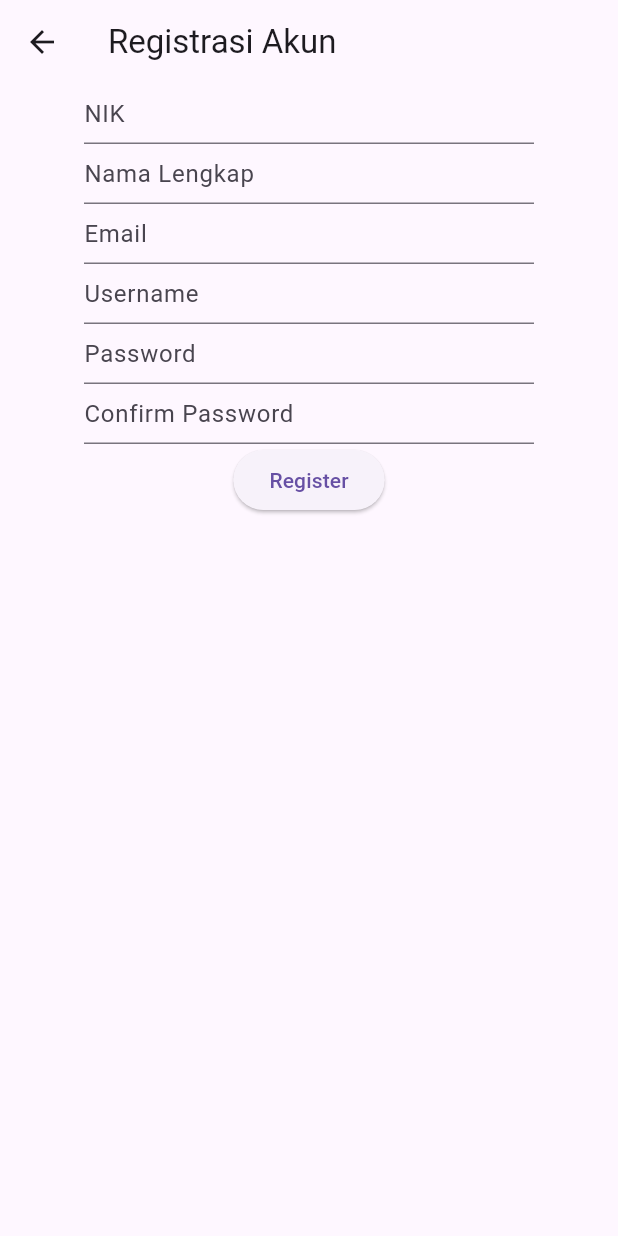
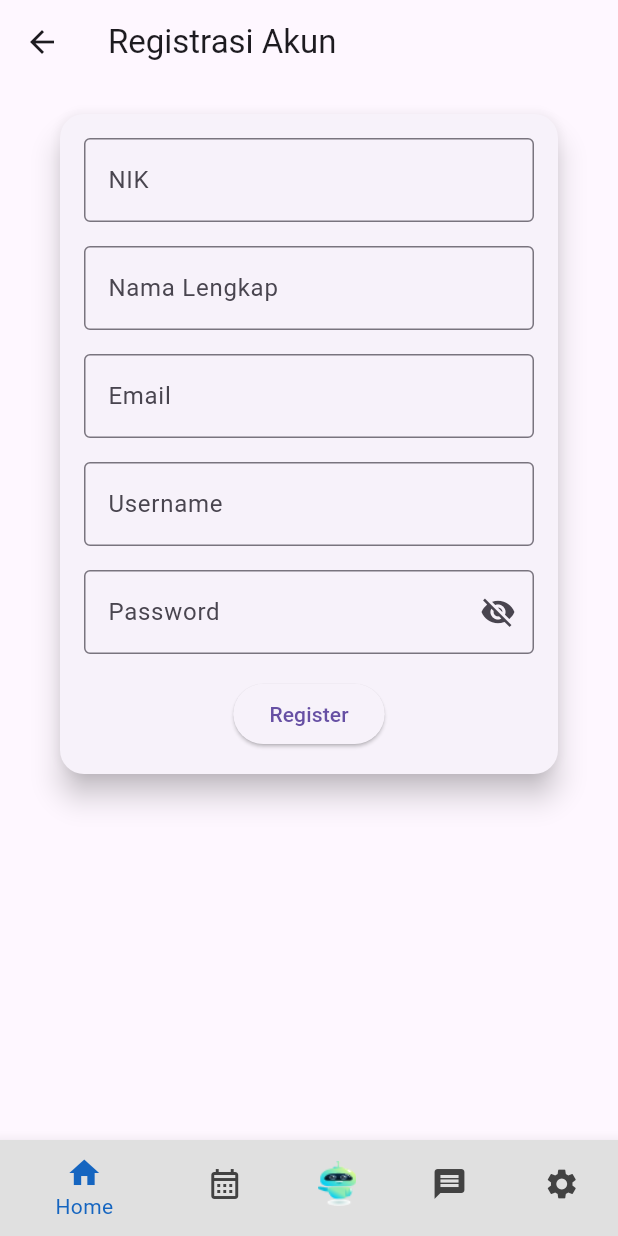
Before and after one commit to AffraAdiWirawan/differdentapp, a Flutter app: the screen it shows after launch, after a tap on "Daftar Sekarang", on a phone screen of 412 x 824 dp. Run offline on Flutter 3.47's test engine with Material 3 defaults, Android fonts, the phone set to English and light mode, and no system bars; our stand-ins replace flutter_carousel_widget, get, table_calendar, youtube_player_flutter.

Commit message:
Update register.dart

```diff
--- a/lib/pages/register.dart
+++ b/lib/pages/register.dart
@@ -1,11 +1,60 @@
 import 'package:flutter/material.dart';
-import 'package:get/get.dart';
-import 'package:pkm_mobile/pages/component/bottomnavbar%20.dart';
+import 'package:pkm_mobile/pages/component/bottomnavbar%20.dart'; // Corrected import path
 import 'package:pkm_mobile/pages/login_page.dart';
-import 'package:pkm_mobile/pages/pengingat.dart';
-import 'package:table_calendar/table_calendar.dart';
+import 'package:http/http.dart' as http;
+import 'dart:convert';
 
-class Register extends StatelessWidget {
+class Register extends StatefulWidget {
+  @override
+  _RegisterState createState() => _RegisterState();
+}
+
+class _RegisterState extends State<Register> {
+  final _formKey = GlobalKey<FormState>();
+  String? _NIK, _nama_lengkap, _email, _username, _password;
+  bool _passwordVisible = false;
+
+  Future<void> _register() async {
+    if (_formKey.currentState!.validate()) {
+      _formKey.currentState!.save();
+
+      final response = await http.post(
+        Uri.parse('http://loginregister.masjidbaitulhikmah.com/register.php'),
+        headers: {
+          'Content-Type': 'application/x-www-form-urlencoded',
+        },
+        body: {
+          'NIK': _NIK!,
+          'namalengkap': _nama_lengkap!,
+          'email': _email!,
+          'username': _username!,
+          'password': _password!,
+        },
+      );
+
+      if (response.statusCode == 200) {
+        final jsonData = jsonDecode(response.body);
+        if (jsonData['success']) {
+          // Register successful, navigate to login screen
+          Navigator.pushReplacement(
+            context,
+            MaterialPageRoute(builder: (context) => LoginPage()),
+          );
+        } else {
+          // Register failed
+          ScaffoldMessenger.of(context).showSnackBar(
+            SnackBar(content: Text(jsonData['message'])),
+          );
+        }
+      } else {
+        // Error occurred
+        ScaffoldMessenger.of(context).showSnackBar(
+          SnackBar(content: Text('Error occurred')),
+        );
+      }
+    }
+  }
+
   @override
   Widget build(BuildContext context) {
     return Scaffold(
@@ -13,108 +62,139 @@ class Register extends StatelessWidget {
       body: Align(
         alignment: Alignment.topCenter,
         child: SingleChildScrollView(
-          child: SizedBox (
+          child: Padding(
+            padding: const EdgeInsets.all(16.0),
+            child: Card(
+              elevation: 8.0,
+              shape: RoundedRectangleBorder(
+                borderRadius: BorderRadius.circular(16.0),
+              ),
+              child: Padding(
+                padding: const EdgeInsets.all(16.0),
+                child: SizedBox(
                   width: 300,
                   child: Form(
+                    key: _formKey,
                     child: Column(
                       mainAxisAlignment: MainAxisAlignment.start,
                       children: [
-                    SizedBox(
-                      height: 40,
+                        Padding(
+                          padding: const EdgeInsets.only(bottom: 16.0),
                           child: TextFormField(
-                        decoration: const InputDecoration(labelText: 'NIK'),
+                            decoration: const InputDecoration(
+                              labelText: 'NIK',
+                              border: OutlineInputBorder(),
+                            ),
                             validator: (value) {
                               if (value == null || value.isEmpty) {
-                            return 'Masukan Nomor atau Email';
+                                return 'Masukan NIK';
                               }
                               return null;
                             },
                             onSaved: (value) {
+                              // Set value for NIK
                             },
                           ),
                         ),
-                    SizedBox(
-                      height: 40,
+                        Padding(
+                          padding: const EdgeInsets.only(bottom: 16.0),
                           child: TextFormField(
-                        decoration: const InputDecoration(labelText: 'Nama Lengkap'),
+                            decoration: const InputDecoration(
+                              labelText: 'Nama Lengkap',
+                              border: OutlineInputBorder(),
+                            ),
                             validator: (value) {
                               if (value == null || value.isEmpty) {
-                            return 'Masukan Nomor atau Email';
+                                return 'Masukan Nama Lengkap';
                               }
                               return null;
                             },
                             onSaved: (value) {
+                              // Set value for Nama Lengkap
                             },
                           ),
                         ),
-                    SizedBox(
-                      height: 40,
+                        Padding(
+                          padding: const EdgeInsets.only(bottom: 16.0),
                           child: TextFormField(
-                        decoration: const InputDecoration(labelText: 'Email'),
+                            decoration: const InputDecoration(
+                              labelText: 'Email',
+                              border: OutlineInputBorder(),
+                            ),
                             validator: (value) {
                               if (value == null || value.isEmpty) {
-                            return 'Masukan Nomor atau Email';
+                                return 'Masukan Email';
                               }
                               return null;
                             },
                             onSaved: (value) {
+                              // Set value for Email
                             },
                           ),
                         ),
-                    SizedBox(
-                      height: 40,
+                        Padding(
+                          padding: const EdgeInsets.only(bottom: 16.0),
                           child: TextFormField(
-                        decoration: const InputDecoration(labelText: 'Username'),
+                            decoration: const InputDecoration(
+                              labelText: 'Username',
+                              border: OutlineInputBorder(),
+                            ),
                             validator: (value) {
                               if (value == null || value.isEmpty) {
-                            return 'Masukan Nomor atau Email';
+                                return 'Masukan Username';
                               }
                               return null;
                             },
                             onSaved: (value) {
+                              _username = value;
                             },
                           ),
                         ),
-                    SizedBox(
-                      height: 40,
+                        Padding(
+                          padding: const EdgeInsets.only(bottom: 16.0),
                           child: TextFormField(
-                        decoration: const InputDecoration(labelText: 'Password'),
+                            obscureText: !_passwordVisible,
+                            decoration: InputDecoration(
+                              labelText: 'Password',
+                              border: const OutlineInputBorder(),
+                              suffixIcon: IconButton(
+                                icon: Icon(
+                                  _passwordVisible
+                                      ? Icons.visibility
+                                      : Icons.visibility_off,
+                                ),
+                                onPressed: () {
+                                  setState(() {
+                                    _passwordVisible = !_passwordVisible;
+                                  });
+                                },
+                              ),
+                            ),
                             validator: (value) {
                               if (value == null || value.isEmpty) {
-                            return 'Masukan Nomor atau Email';
+                                return 'Masukan Password';
                               }
                               return null;
                             },
                             onSaved: (value) {
-                        },
-                      ),
-                    ),
-                    SizedBox(
-                      height: 40,
-                      child: TextFormField(
-                        decoration: const InputDecoration(labelText: 'Confirm Password'),
-                        validator: (value) {
-                          if (value == null || value.isEmpty) {
-                            return 'Masukan Nomor atau Email';
-                          }
-                          return null;
-                        },
-                        onSaved: (value) {
+                              _password = value;
                             },
                           ),
                         ),
                         ElevatedButton(
-                      onPressed: () {
-                        Get.to(const LoginPage());
-                      },
+                          onPressed: _register, // Call _register method
                           child: const Text('Register'),
                         ),
                       ],
                     ),
-              )
-          )
                   ),
                 ),
+              ),
+            ),
+          ),
+        ),
+      ),
+      bottomNavigationBar: BottomNavBar(),
     );
   }
 }
```
Lines whose indentation alone changed are shown as unchanged.
